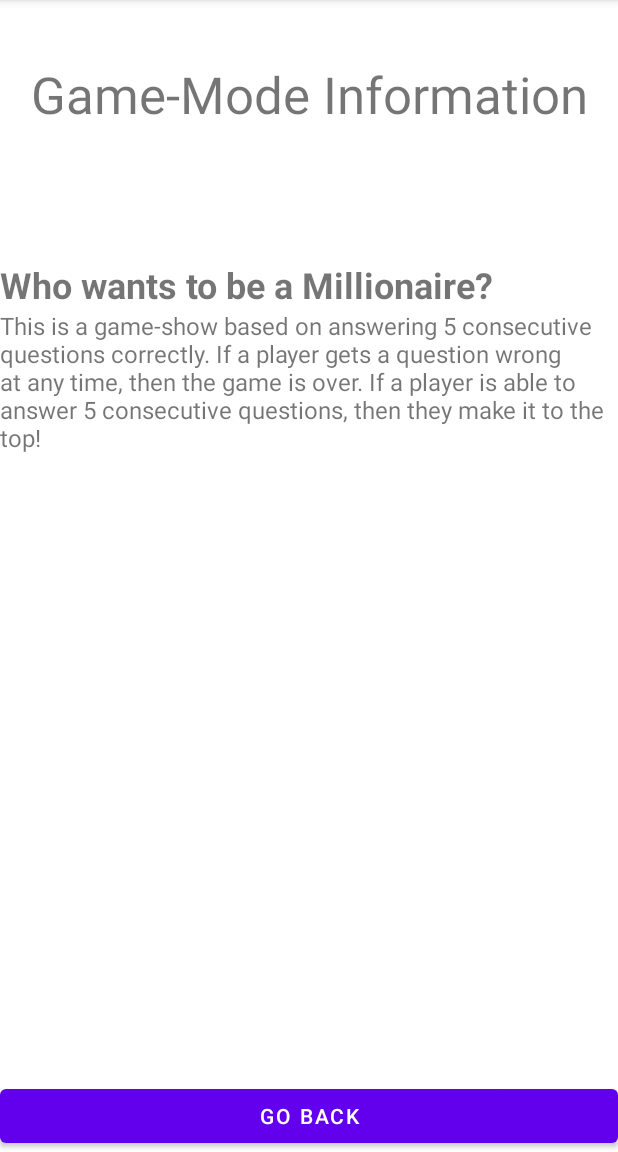
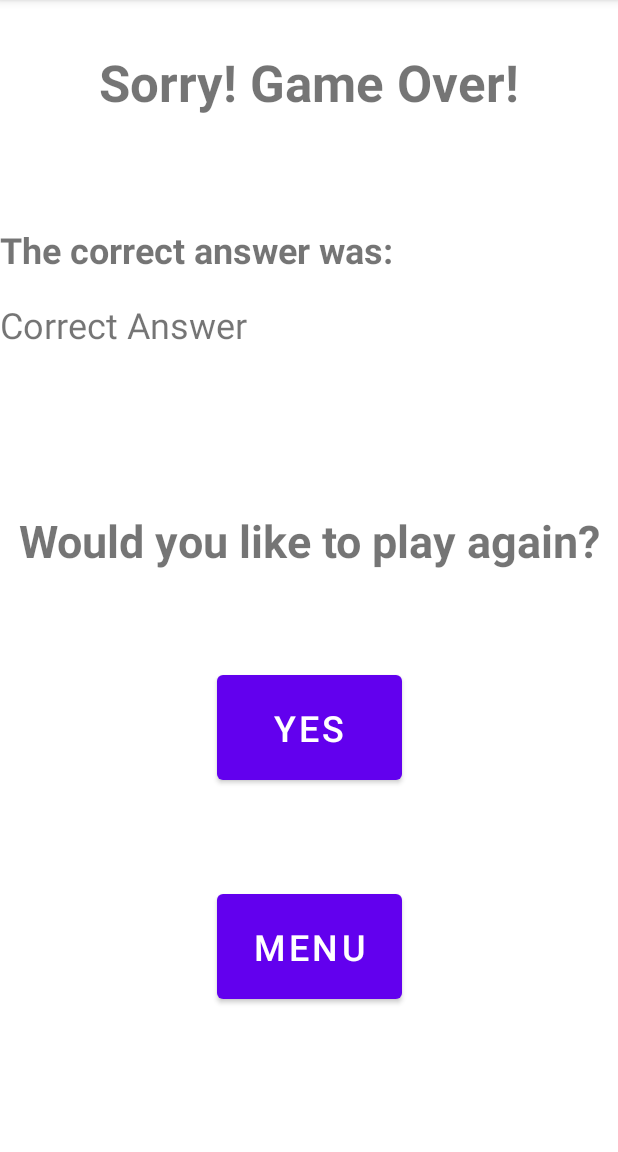
Before and after one commit to aczar09/Trivia-Game-Android, an Android app: the fragment Game_Lost_Fragment shown on its own in the app's theme, on a phone screen of 412 x 824 dp, the part 84-1236 px from its top. Run offline under Robolectric (Android 15) with nearby library versions, the phone set to English and light mode, and no system bars.

Commit message:
Finalized file movements

```diff
--- a/android-studio-project/app/src/main/AndroidManifest.xml
+++ b/android-studio-project/app/src/main/AndroidManifest.xml
@@ -12,7 +12,7 @@
         android:theme="@style/Theme.TriviaGame"
         tools:targetApi="31">
         <activity
-            android:name=".MainActivity"
+            android:name=".controller.MainActivity"
             android:exported="true">
             <intent-filter>
                 <action android:name="android.intent.action.MAIN" />
--- a/android-studio-project/app/src/main/java/edu/vassar/cmpu203/triviagame/MainActivity.java
+++ b/android-studio-project/app/src/main/java/edu/vassar/cmpu203/triviagame/controller/MainActivity.java
@@ -1,8 +1,11 @@
-package edu.vassar.cmpu203.triviagame;
+package edu.vassar.cmpu203.triviagame.controller;
 
 import androidx.appcompat.app.AppCompatActivity;
 
 import android.os.Bundle;
+
+import edu.vassar.cmpu203.triviagame.R;
+import edu.vassar.cmpu203.triviagame.view.MainView;
 
 public class MainActivity extends AppCompatActivity {
 
--- a/android-studio-project/app/src/main/java/view/Game_Config_Fragment.java
+++ b/android-studio-project/app/src/main/java/edu/vassar/cmpu203/triviagame/view/Game_Config_Fragment.java
@@ -1,4 +1,4 @@
-package view;
+package edu.vassar.cmpu203.triviagame.view;
 
 import android.os.Bundle;
 
--- a/android-studio-project/app/src/main/java/view/Game_Mode_Fragment.java
+++ b/android-studio-project/app/src/main/java/edu/vassar/cmpu203/triviagame/view/Game_Lost_Fragment.java
@@ -1,4 +1,4 @@
-package view;
+package edu.vassar.cmpu203.triviagame.view;
 
 import android.os.Bundle;
 
@@ -12,10 +12,10 @@
 
 /**
  * A simple {@link Fragment} subclass.
- * Use the {@link Game_Mode_Fragment#newInstance} factory method to
+ * Use the {@link Game_Lost_Fragment#newInstance} factory method to
  * create an instance of this fragment.
  */
-public class Game_Mode_Fragment extends Fragment {
+public class Game_Lost_Fragment extends Fragment {
 
     // TODO: Rename parameter arguments, choose names that match
     // the fragment initialization parameters, e.g. ARG_ITEM_NUMBER
@@ -26,7 +26,7 @@
     private String mParam1;
     private String mParam2;
 
-    public Game_Mode_Fragment() {
+    public Game_Lost_Fragment() {
         // Required empty public constructor
     }
 
@@ -36,11 +36,11 @@
      *
      * @param param1 Parameter 1.
      * @param param2 Parameter 2.
-     * @return A new instance of fragment Game_Mode_Info.
+     * @return A new instance of fragment Game_Lost.
      */
     // TODO: Rename and change types and number of parameters
-    public static Game_Mode_Fragment newInstance(String param1, String param2) {
-        Game_Mode_Fragment fragment = new Game_Mode_Fragment();
+    public static Game_Lost_Fragment newInstance(String param1, String param2) {
+        Game_Lost_Fragment fragment = new Game_Lost_Fragment();
         Bundle args = new Bundle();
         args.putString(ARG_PARAM1, param1);
         args.putString(ARG_PARAM2, param2);
@@ -61,6 +61,6 @@
     public View onCreateView(LayoutInflater inflater, ViewGroup container,
                              Bundle savedInstanceState) {
         // Inflate the layout for this fragment
-        return inflater.inflate(R.layout.fragment_game__mode__info, container, false);
+        return inflater.inflate(R.layout.fragment_game__lost, container, false);
     }
 }
--- a/android-studio-project/app/src/main/java/view/Game_Lost_Fragment.java
+++ b/android-studio-project/app/src/main/java/edu/vassar/cmpu203/triviagame/view/Game_Mode_Fragment.java
@@ -1,4 +1,4 @@
-package view;
+package edu.vassar.cmpu203.triviagame.view;
 
 import android.os.Bundle;
 
@@ -12,10 +12,10 @@
 
 /**
  * A simple {@link Fragment} subclass.
- * Use the {@link Game_Lost_Fragment#newInstance} factory method to
+ * Use the {@link Game_Mode_Fragment#newInstance} factory method to
  * create an instance of this fragment.
  */
-public class Game_Lost_Fragment extends Fragment {
+public class Game_Mode_Fragment extends Fragment {
 
     // TODO: Rename parameter arguments, choose names that match
     // the fragment initialization parameters, e.g. ARG_ITEM_NUMBER
@@ -26,7 +26,7 @@
     private String mParam1;
     private String mParam2;
 
-    public Game_Lost_Fragment() {
+    public Game_Mode_Fragment() {
         // Required empty public constructor
     }
 
@@ -36,11 +36,11 @@
      *
      * @param param1 Parameter 1.
      * @param param2 Parameter 2.
-     * @return A new instance of fragment Game_Lost.
+     * @return A new instance of fragment Game_Mode_Info.
      */
     // TODO: Rename and change types and number of parameters
-    public static Game_Lost_Fragment newInstance(String param1, String param2) {
-        Game_Lost_Fragment fragment = new Game_Lost_Fragment();
+    public static Game_Mode_Fragment newInstance(String param1, String param2) {
+        Game_Mode_Fragment fragment = new Game_Mode_Fragment();
         Bundle args = new Bundle();
         args.putString(ARG_PARAM1, param1);
         args.putString(ARG_PARAM2, param2);
@@ -61,6 +61,6 @@
     public View onCreateView(LayoutInflater inflater, ViewGroup container,
                              Bundle savedInstanceState) {
         // Inflate the layout for this fragment
-        return inflater.inflate(R.layout.fragment_game__lost, container, false);
+        return inflater.inflate(R.layout.fragment_game__mode__info, container, false);
     }
 }
--- a/android-studio-project/app/src/main/java/edu/vassar/cmpu203/triviagame/IMainView.java
+++ b/android-studio-project/app/src/main/java/edu/vassar/cmpu203/triviagame/view/IMainView.java
@@ -1,4 +1,4 @@
-package edu.vassar.cmpu203.triviagame;
+package edu.vassar.cmpu203.triviagame.view;
 
 import android.view.View;
 
--- a/android-studio-project/app/src/main/java/edu/vassar/cmpu203/triviagame/MainView.java
+++ b/android-studio-project/app/src/main/java/edu/vassar/cmpu203/triviagame/view/MainView.java
@@ -1,4 +1,4 @@
-package edu.vassar.cmpu203.triviagame;
+package edu.vassar.cmpu203.triviagame.view;
 
 import android.view.View;
 
@@ -12,7 +12,7 @@
 /**
  * An implementation of the application's screen template.
  */
-public class MainView implements IMainView{
+public class MainView implements IMainView {
 
     FragmentManager fmanager; // lets us perform fragment transactions
     MainBinding binding;  // gives us access to all the graphical components in res/layout/main.xml
--- a/android-studio-project/app/src/main/java/view/QuestionFragment.java
+++ b/android-studio-project/app/src/main/java/edu/vassar/cmpu203/triviagame/view/QuestionFragment.java
@@ -1,4 +1,4 @@
-package view;
+package edu.vassar.cmpu203.triviagame.view;
 
 import android.os.Bundle;
 
--- a/android-studio-project/app/src/main/res/layout/activity_main.xml
+++ b/android-studio-project/app/src/main/res/layout/activity_main.xml
@@ -4,11 +4,11 @@
     xmlns:tools="http://schemas.android.com/tools"
     android:layout_width="match_parent"
     android:layout_height="match_parent"
-    tools:context=".MainActivity">
+    tools:context=".controller.MainActivity">
 
     <androidx.fragment.app.FragmentContainerView
         android:id="@+id/fragmentContainerView"
-        android:name="view.QuestionFragment"
+        android:name="edu.vassar.cmpu203.triviagame.view.QuestionFragment"
         android:layout_width="0dp"
         android:layout_height="0dp"
         app:layout_constraintBottom_toBottomOf="parent"
--- a/android-studio-project/app/src/main/res/layout/fragment_correct_ans.xml
+++ b/android-studio-project/app/src/main/res/layout/fragment_correct_ans.xml
@@ -6,7 +6,7 @@
     android:layout_width="match_parent"
     android:layout_height="match_parent"
     android:background="#01FC59"
-    tools:context="view.correct_ans_Fragment">
+    tools:context=".view.correct_ans_Fragment">
 
     <!-- TODO: Update blank fragment layout -->
     <TextView
--- a/android-studio-project/app/src/main/res/layout/fragment_game__config.xml
+++ b/android-studio-project/app/src/main/res/layout/fragment_game__config.xml
@@ -5,7 +5,7 @@
     android:id="@+id/frameLayout2"
     android:layout_width="match_parent"
     android:layout_height="match_parent"
-    tools:context="view.Game_Config_Fragment">
+    tools:context=".view.Game_Config_Fragment">
 
     <!-- TODO: Update blank fragment layout -->
     <TextView
--- a/android-studio-project/app/src/main/res/layout/fragment_game__lost.xml
+++ b/android-studio-project/app/src/main/res/layout/fragment_game__lost.xml
@@ -5,7 +5,7 @@
     android:id="@+id/frameLayout5"
     android:layout_width="match_parent"
     android:layout_height="match_parent"
-    tools:context="view.Game_Lost_Fragment">
+    tools:context=".view.Game_Lost_Fragment">
 
     <TextView
         android:id="@+id/textView11"
--- a/android-studio-project/app/src/main/res/layout/fragment_game__mode__info.xml
+++ b/android-studio-project/app/src/main/res/layout/fragment_game__mode__info.xml
@@ -5,7 +5,7 @@
     android:id="@+id/frameLayout3"
     android:layout_width="match_parent"
     android:layout_height="match_parent"
-    tools:context="view.Game_Mode_Fragment">
+    tools:context=".view.Game_Mode_Fragment">
 
     <!-- TODO: Update blank fragment layout -->
     <TextView
--- a/android-studio-project/app/src/main/res/layout/fragment_game__won.xml
+++ b/android-studio-project/app/src/main/res/layout/fragment_game__won.xml
@@ -5,7 +5,7 @@
     android:id="@+id/frameLayout4"
     android:layout_width="match_parent"
     android:layout_height="match_parent"
-    tools:context="view.Game_Won_Fragment">
+    tools:context=".view.Game_Won_Fragment">
 
     <!-- TODO: Update blank fragment layout -->
     <TextView
--- a/android-studio-project/app/src/main/res/layout/fragment_question.xml
+++ b/android-studio-project/app/src/main/res/layout/fragment_question.xml
@@ -4,7 +4,7 @@
     android:id="@+id/frameLayout"
     android:layout_width="match_parent"
     android:layout_height="match_parent"
-    tools:context="view.QuestionFragment">
+    tools:context=".view.QuestionFragment">
 
     <TextView
         android:id="@+id/textView"
```
Also changed, not shown: android-studio-project/app/src/main/java/edu/vassar/cmpu203/triviagame/view/Game_Won_Fragment.java (renamed from android-studio-project/app/src/main/java/view/correct_ans_Fragment.java, +9 -9 lines), android-studio-project/app/src/main/java/edu/vassar/cmpu203/triviagame/view/correct_ans_Fragment.java (renamed from android-studio-project/app/src/main/java/view/Game_Won_Fragment.java, +8 -8 lines).
